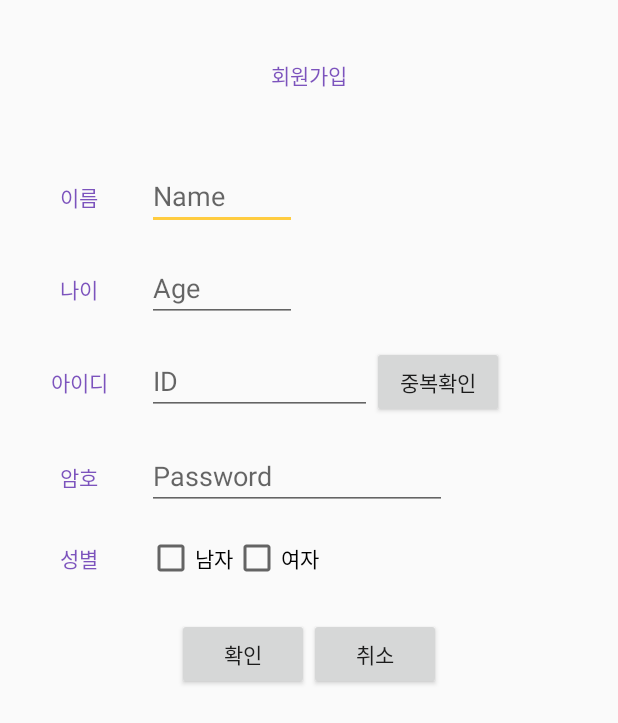
After one commit to maejinkim/MOHAGEE, an Android app: the SignUpActivity screen opened directly, with no data from a screen before it, on a phone screen of 412 x 824 dp. The commit adds this screen. Shown: the top 723 px of the screen. Run offline under Robolectric (Android 15) with nearby library versions, the phone set to English and light mode, and no system bars.

Commit message:
add signup

```diff
--- a/MOHAGEE/app/src/main/AndroidManifest.xml
+++ b/MOHAGEE/app/src/main/AndroidManifest.xml
@@ -14,13 +14,21 @@
 
         <activity android:name=".activity.SignInActivity"
             android:theme="@style/SplashTheme">
+
             <intent-filter>
                 <action android:name="android.intent.action.MAIN" />
 
                 <category android:name="android.intent.category.LAUNCHER" />
             </intent-filter>
         </activity>
+        <activity android:name=".activity.SignUpActivity">
 
+            <intent-filter>
+                <action android:name="android.intent.action.MAIN" />
+
+                <category android:name="android.intent.category.LAUNCHER" />
+            </intent-filter>
+        </activity>
     </application>
 
 </manifest>
--- a/MOHAGEE/app/src/main/java/com/example/maedin/mohagee/activity/SignInActivity.java
+++ b/MOHAGEE/app/src/main/java/com/example/maedin/mohagee/activity/SignInActivity.java
@@ -12,6 +12,7 @@ import com.example.maedin.mohagee.R;
 public class SignInActivity extends AppCompatActivity implements View.OnClickListener{
 
     Button btnLogin;
+    Button btnSignup;
 
     @Override
     protected void onCreate(@Nullable Bundle savedInstanceState) {
@@ -19,7 +20,11 @@ public class SignInActivity extends AppCompatActivity implements View.OnClickLis
         setContentView(R.layout.activity_signin);
 
         btnLogin = findViewById(R.id.btn_login);
+        btnSignup=findViewById(R.id.btn_signup);
         btnLogin.setOnClickListener(this);
+        btnSignup.setOnClickListener(this);
+
+
     }
 
     @Override
@@ -27,8 +32,13 @@ public class SignInActivity extends AppCompatActivity implements View.OnClickLis
         switch (v.getId())
         {
             case R.id.btn_login:
+        {
+            startActivity(new Intent(this, MainActivity.class));
+            break;
+        }
+            case R.id.btn_signup:
             {
-                startActivity(new Intent(this, MainActivity.class));
+                startActivity(new Intent(this, SignUpActivity.class));
                 break;
             }
         }
--- /dev/null
+++ b/MOHAGEE/app/src/main/java/com/example/maedin/mohagee/activity/SignUpActivity.java
@@ -0,0 +1,62 @@
+package com.example.maedin.mohagee.activity;
+
+import android.content.Intent;
+import android.support.annotation.Nullable;
+import android.os.Bundle;
+import android.support.v7.app.AppCompatActivity;
+import android.view.View;
+import android.widget.Button;
+import android.widget.CheckBox;
+import android.widget.EditText;
+
+import com.example.maedin.mohagee.R;
+
+
+public class SignUpActivity extends AppCompatActivity implements View.OnClickListener{
+
+        EditText m_name;
+        EditText m_age;
+        EditText m_id;
+        EditText m_password;
+        Button btn_id_ok;
+        Button btn_join_ok;
+        Button btn_join_cancle;
+        CheckBox checkmale;
+        CheckBox checkfemale;
+
+@Override
+protected void onCreate(@Nullable Bundle savedInstanceState) {
+    super.onCreate(savedInstanceState);
+    setContentView(R.layout.activity_signup);
+
+    m_name = (EditText) findViewById(R.id.m_name);
+    m_age = (EditText) findViewById(R.id.m_age);
+    m_id = (EditText) findViewById(R.id.m_id);
+    m_password = (EditText) findViewById(R.id.m_password);
+    btn_id_ok = (Button) findViewById(R.id.id_ok);
+    checkmale = (CheckBox) findViewById(R.id.checkBox1);
+    checkfemale = (CheckBox) findViewById(R.id.checkBox2);
+    btn_join_ok = (Button) findViewById(R.id.btn_join_ok);
+    btn_join_cancle = (Button) findViewById(R.id.btn_join_cancle);
+
+    btn_join_ok.setOnClickListener(this);
+    btn_join_cancle.setOnClickListener(this);
+}
+
+@Override
+public void onClick(View v) {
+        switch (v.getId())
+        {
+            case R.id.btn_join_ok:
+                {
+                    startActivity(new Intent(this, MainActivity.class));
+                    break;
+                }
+            case R.id.btn_join_cancle:
+            {
+                startActivity(new Intent(this,SignInActivity.class));
+            }
+
+        }
+        }
+        }
--- /dev/null
+++ b/MOHAGEE/app/src/main/res/layout/activity_search.xml
@@ -0,0 +1,6 @@
+<?xml version="1.0" encoding="utf-8"?>
+<android.support.constraint.ConstraintLayout
+    xmlns:android="http://schemas.android.com/apk/res/android" android:layout_width="match_parent"
+    android:layout_height="match_parent">
+
+</android.support.constraint.ConstraintLayout>
--- /dev/null
+++ b/MOHAGEE/app/src/main/res/layout/activity_signup.xml
@@ -0,0 +1,136 @@
+<?xml version="1.0" encoding="utf-8"?>
+<LinearLayout xmlns:android="http://schemas.android.com/apk/res/android"
+xmlns:app="http://schemas.android.com/apk/res-auto"
+xmlns:tools="http://schemas.android.com/tools"
+android:layout_width="match_parent"
+android:layout_height="match_parent"
+android:orientation="vertical">
+
+<LinearLayout
+    android:layout_width="match_parent"
+    android:gravity="center"
+    android:layout_height="100dp">
+
+    <TextView
+        android:text="회원가입"
+        android:textColor="@color/colorPrimary"
+        android:layout_width="wrap_content"
+        android:layout_height="wrap_content" />
+
+</LinearLayout>
+
+<LinearLayout
+    android:padding="8dp"
+    android:layout_width="match_parent"
+    android:layout_height="wrap_content">
+    <TextView
+        android:text="이름"
+        android:textColor="@color/colorPrimary"
+        android:gravity="center"
+        android:layout_width="90dp"
+        android:layout_height="wrap_content" />
+    <EditText
+        android:id="@+id/m_name"
+        android:hint="Name"
+        android:layout_width="100dp"
+        android:layout_height="wrap_content" />
+</LinearLayout>
+<LinearLayout
+    android:padding="8dp"
+    android:layout_width="match_parent"
+    android:layout_height="wrap_content">
+    <TextView
+        android:text="나이"
+        android:textColor="@color/colorPrimary"
+        android:gravity="center"
+        android:layout_width="90dp"
+        android:layout_height="wrap_content" />
+    <EditText
+        android:id="@+id/m_age"
+        android:hint="Age"
+        android:inputType="number"
+        android:layout_width="100dp"
+        android:layout_height="wrap_content" />
+</LinearLayout>
+<LinearLayout
+    android:padding="8dp"
+    android:layout_width="match_parent"
+    android:layout_height="wrap_content">
+    <TextView
+        android:text="아이디"
+        android:textColor="@color/colorPrimary"
+        android:gravity="center"
+        android:layout_width="90dp"
+        android:layout_height="wrap_content" />
+    <EditText
+        android:id="@+id/m_id"
+        android:hint="ID"
+        android:ems="20"
+        android:inputType="textEmailAddress"
+        android:layout_width="150dp"
+        android:layout_height="wrap_content" />
+    <Button
+        android:id="@+id/id_ok"
+        android:layout_width="wrap_content"
+        android:layout_height="wrap_content"
+        android:text="중복확인" />
+</LinearLayout>
+<LinearLayout
+    android:padding="8dp"
+    android:layout_width="match_parent"
+    android:layout_height="wrap_content">
+    <TextView
+        android:text="암호"
+        android:textColor="@color/colorPrimary"
+        android:gravity="center"
+        android:layout_width="90dp"
+        android:layout_height="wrap_content" />
+    <EditText
+        android:id="@+id/m_password"
+        android:hint="Password"
+        android:ems="8"
+        android:inputType="textPassword"
+        android:layout_width="200dp"
+        android:layout_height="wrap_content" />
+</LinearLayout>
+<LinearLayout
+    android:padding="8dp"
+    android:layout_width="match_parent"
+    android:layout_height="wrap_content">
+    <TextView
+        android:text="성별"
+        android:textColor="@color/colorPrimary"
+        android:gravity="center"
+        android:layout_width="90dp"
+        android:layout_height="wrap_content" />
+    <CheckBox
+        android:id="@+id/checkBox1"
+        android:layout_width="wrap_content"
+        android:layout_height="wrap_content"
+        android:text="남자" />
+    <CheckBox
+        android:id="@+id/checkBox2"
+        android:layout_width="wrap_content"
+        android:layout_height="wrap_content"
+        android:text="여자" />
+
+</LinearLayout>
+<LinearLayout
+    android:padding="16dp"
+    android:gravity="center_horizontal"
+    android:layout_width="match_parent"
+    android:layout_height="wrap_content">
+
+    <Button
+        android:id="@+id/btn_join_ok"
+        android:text="확인"
+        android:layout_width="wrap_content"
+        android:layout_height="wrap_content" />
+    <Button
+        android:id="@+id/btn_join_cancle"
+        android:text="취소"
+        android:layout_width="wrap_content"
+        android:layout_height="wrap_content" />
+</LinearLayout>
+
+</LinearLayout>
--- a/MOHAGEE/build.gradle
+++ b/MOHAGEE/build.gradle
@@ -7,7 +7,7 @@ buildscript {
         jcenter()
     }
     dependencies {
-        classpath 'com.android.tools.build:gradle:3.1.2'
+        classpath 'com.android.tools.build:gradle:3.1.4'
 
 
         // NOTE: Do not place your application dependencies here; they belong
```
